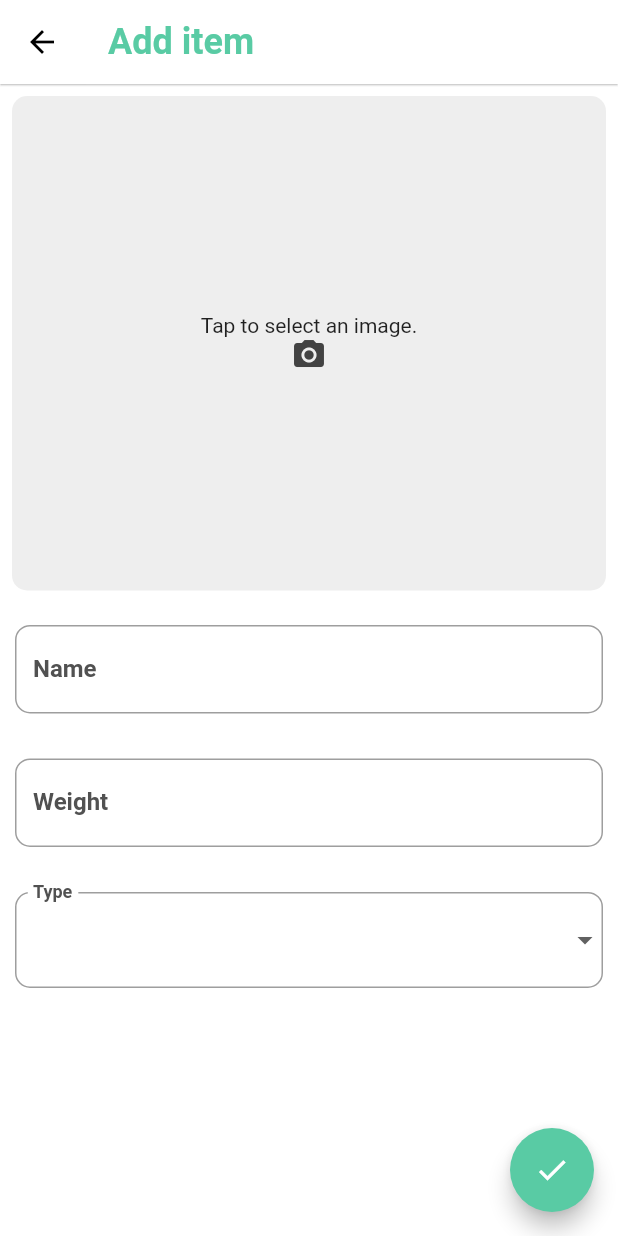
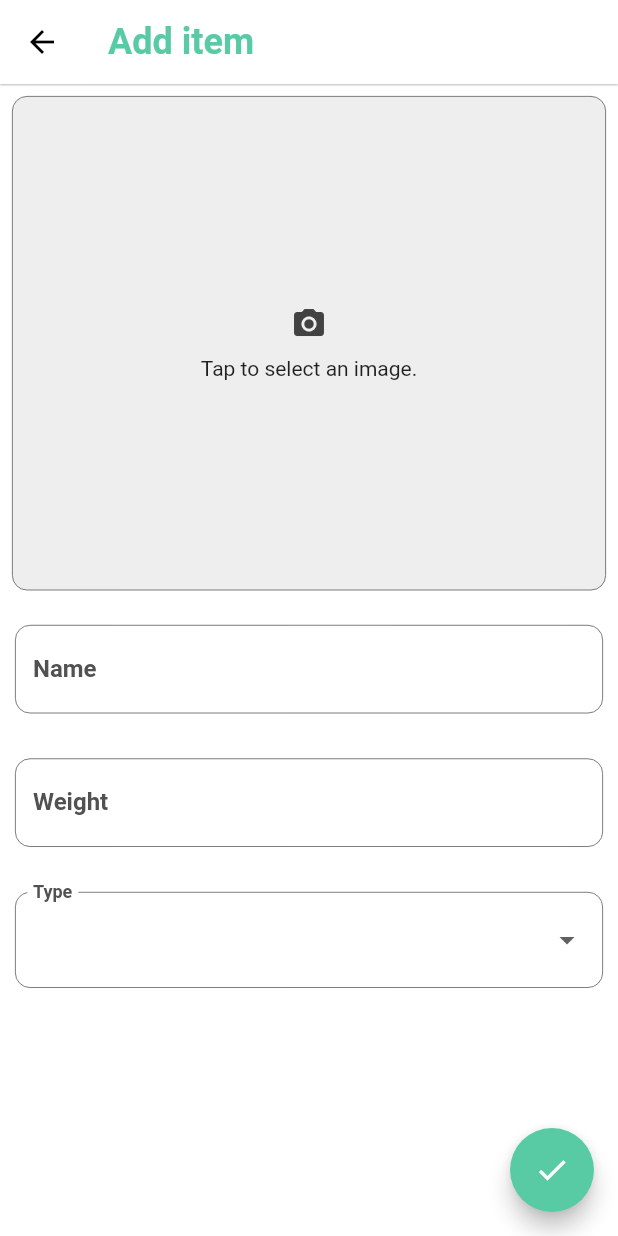
Before and after one commit to Shivamtyagi505/Makom_Customer_App, a Flutter app: the ItemsPage screen opened by its route, after a tap on the "add" icon, on a phone screen of 412 x 824 dp. Run offline on Flutter 3.47's test engine with Material 2 defaults, Android fonts, the phone set to English and light mode, and no system bars; our stand-ins replace expandable, flutter_credit_card, flutter_svg, geolocator, google_maps_flutter, image_picker and 1 more; missing offline and left inert: geocoder; network calls fail.

Commit message:
Tweaked UI in inventory page

```diff
--- a/lib/constants.dart
+++ b/lib/constants.dart
@@ -31,14 +31,16 @@
     indicatorSize: TabBarIndicatorSize.label);
 
 InputDecoration inputDecoration = InputDecoration(
+    fillColor: backgroundColor,
+    filled: true,
     labelStyle: TextStyle(color: labelColor, fontWeight: FontWeight.w600),
     enabledBorder: OutlineInputBorder(
       borderRadius: BorderRadius.circular(10),
-      borderSide: const BorderSide(color: Colors.grey, width: 1.0),
+      borderSide: const BorderSide(color: labelColor, width: 0.5),
     ),
     focusedBorder: OutlineInputBorder(
       borderRadius: BorderRadius.circular(10),
-      borderSide: const BorderSide(color: primaryColor, width: 1.0),
+      borderSide: const BorderSide(color: primaryColor, width: 0.5),
     ),
     errorBorder: OutlineInputBorder(
       borderRadius: BorderRadius.circular(10),
--- a/lib/screens/inventory/add_item.dart
+++ b/lib/screens/inventory/add_item.dart
@@ -83,8 +83,9 @@
   void _onSubmit(context) {
     if (_formKey.currentState.validate()) {
       _formKey.currentState.save();
-      ScaffoldMessenger.of(context)
-          .showSnackBar(SnackBar(content: Text('You have successfully added the item in your inventory.')));
+      ScaffoldMessenger.of(context).showSnackBar(SnackBar(
+          content:
+              Text('You have successfully added the item in your inventory.')));
       Navigator.pop(context);
     }
   }
@@ -108,18 +109,21 @@
     return Container(
       margin: const EdgeInsets.all(8.0),
       decoration: BoxDecoration(
-          color: Colors.grey[200], borderRadius: BorderRadius.circular(10)),
+          border: Border.all(color: labelColor, width: 0.5),
+          color: Colors.grey[200],
+          borderRadius: BorderRadius.circular(10)),
       width: double.infinity,
       height: height * 0.40,
       child: Column(
         crossAxisAlignment: CrossAxisAlignment.center,
         mainAxisAlignment: MainAxisAlignment.center,
         children: [
-          Text("Tap to select an image."),
           Icon(
             Icons.camera_alt,
             color: Colors.grey[800],
           ),
+          SizedBox(height: 10),
+          Text("Tap to select an image."),
         ],
       ),
     );
@@ -136,7 +140,7 @@
                 children: <Widget>[
                   new ListTile(
                       leading: new Icon(Icons.photo_library),
-                      title: new Text('Photo Library'),
+                      title: new Text('Gallery'),
                       onTap: () {
                         _imgFromGallery();
                         Navigator.of(context).pop();
--- a/lib/screens/inventory/item_cards.dart
+++ b/lib/screens/inventory/item_cards.dart
@@ -36,8 +36,24 @@
                 height: height * 0.25,
                 width: double.infinity,
                 fit: BoxFit.cover,
-                  image: NetworkImage(image ??
-                      "https://cdn.trendhunterstatic.com/thumbs/the-invisible-bookends.jpeg",)),
+                image: NetworkImage(
+                  image ??
+                      "https://cdn.trendhunterstatic.com/thumbs/the-invisible-bookends.jpeg",
+                ),
+                loadingBuilder: (context, child, loadingProgress) {
+                  if (loadingProgress == null) return child;
+                  return Container(
+                    height: height * 0.25,
+                    width: double.infinity,
+                    child: Center(
+                        child: CircularProgressIndicator(
+                      backgroundColor: primaryColor,
+                    )),
+                  );
+                },
+                errorBuilder: (context, error, stackTrace) =>
+                    Text('Some errors occurred! \n $error'),
+              ),
             ),
             SizedBox(
               height: 10,
--- a/lib/widgets/ktextformfield.dart
+++ b/lib/widgets/ktextformfield.dart
@@ -10,23 +10,30 @@
   final Function validator;
   final bool obscure;
   final int maxLines;
+  final bool haveShadow;
 
-  const KTextFormField(
-      {Key key,
+  const KTextFormField({
+    Key key,
     @required this.label,
     this.hintText = "Hint text",
     this.keyboardType = TextInputType.text,
     this.controller,
     this.validator,
     this.obscure = false,
-      this.maxLines = 1})
-      : super(key: key);
+    this.maxLines = 1,
+    this.haveShadow = false,
+  }) : super(key: key);
 
   @override
   Widget build(BuildContext context) {
     return Padding(
       padding: const EdgeInsets.symmetric(horizontal: 10.0, vertical: 15),
       child: Container(
+        child: Material(
+          elevation: haveShadow ? 4 : 0.0,
+          shadowColor:
+              haveShadow ? labelColor.withOpacity(0.50) : Colors.transparent,
+          borderRadius: BorderRadius.circular(10),
           child: TextFormField(
               validator: validator,
               maxLines: maxLines,
@@ -36,6 +43,7 @@
                 labelText: label,
               )),
         ),
+      ),
     );
   }
 }
```
Also changed, not shown: lib/screens/inventory/imagepicker.dart (deleted, +0 -61 lines), lib/screens/inventory/items.dart (+75 -4 lines). Lines whose indentation alone changed are shown as unchanged.
